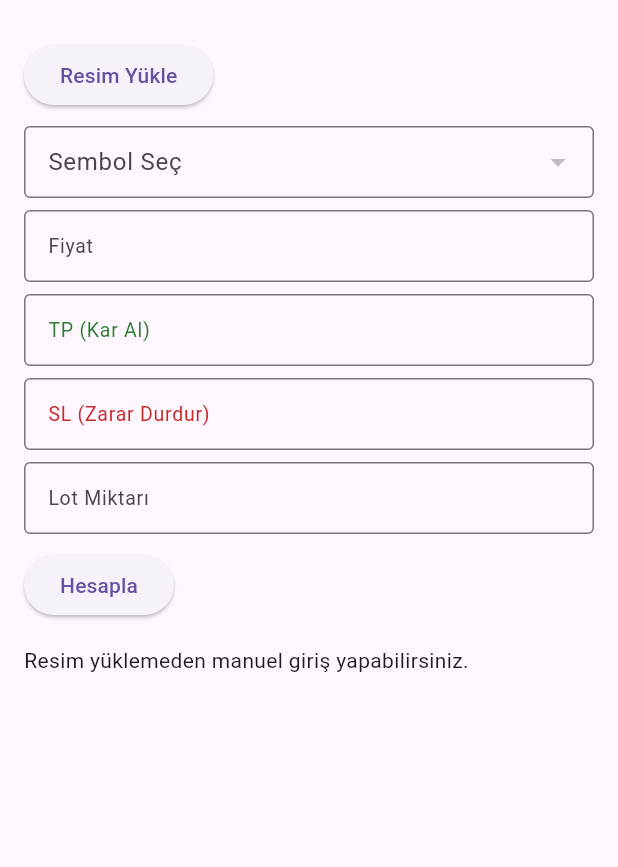
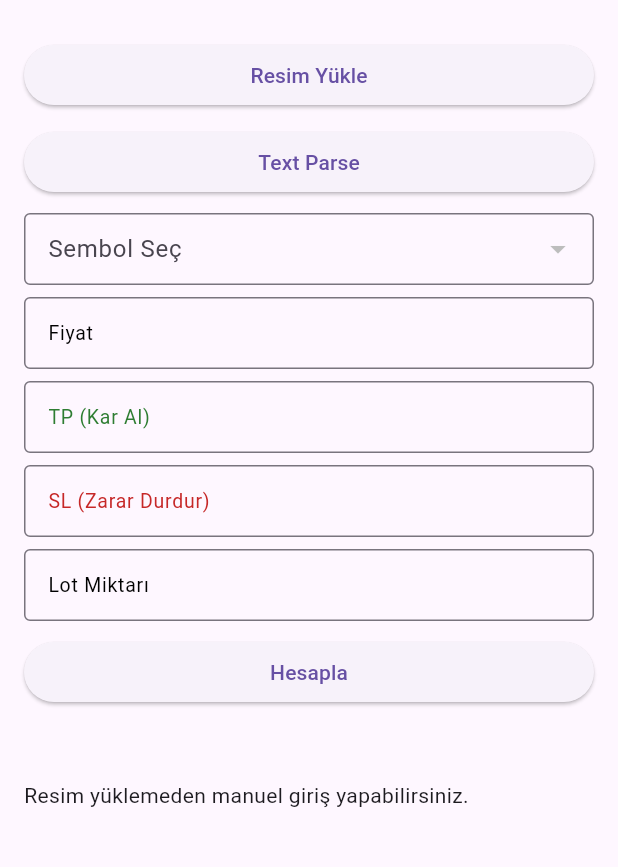
Before and after one commit to ceali007/FxSmartCalculator, a Flutter app: the screen it shows after launch, after a tap on "Hesapla", on a phone screen of 412 x 824 dp, the part 57-924 px from its top. Run offline on Flutter 3.47's test engine with Material 3 defaults, Android fonts, the phone set to English and light mode, and no system bars; our stand-ins replace image_picker.

Commit message:
multiline text parse feature added

```diff
--- a/lib/screens/ocr_screen.dart
+++ b/lib/screens/ocr_screen.dart
@@ -11,6 +11,7 @@ import '../services/calculation_service.dart';
 import '../services/symbol_service.dart';
 import '../utils/ocr_parser.dart';
 import '../utils/parser_helper.dart';
+import '../utils/text_parser_helper.dart';
 
 class OcrScreen extends StatefulWidget {
   @override
@@ -29,7 +30,7 @@ class _OcrScreenState extends State<OcrScreen> {
   SymbolModel? _symbolModel;
   double? _profit;
   double? _loss;
-  List<SymbolModel> _symbols = [];
+  List<SymbolModel> _symbolList = [];
   final ScrollController _scrollController = ScrollController();
 
   @override
@@ -41,7 +42,7 @@ class _OcrScreenState extends State<OcrScreen> {
   Future<void> _loadSymbols() async {
     final symbols = await SymbolService().getAllSymbols();
     setState(() {
-      _symbols = symbols;
+      _symbolList = symbols;
     });
   }
 
@@ -75,16 +76,19 @@ class _OcrScreenState extends State<OcrScreen> {
       );
     });
   }
-
-  void _handleCalculate() {
+  void _handleCalculate() async {
     final lot = double.tryParse(_lotController.text) ?? 0;
     final price = double.tryParse(_priceController.text) ?? 0;
     final tp = double.tryParse(_tpController.text);
     final sl = double.tryParse(_slController.text);
 
-    if (_symbolModel == null || lot == 0 || price == 0) return;
+    if (_symbolModel == null || lot == 0 || price == 0) {
+      print("Eksik veri: Sembol, lot veya fiyat eksik.");
+      return;
+    }
 
-    final result = CalculationService.calculatePnL(
+    try {
+      final result = await CalculationService.calculatePnL(
         symbol: _symbolModel!,
         price: price,
         lot: lot,
@@ -98,7 +102,13 @@ class _OcrScreenState extends State<OcrScreen> {
       });
 
       _showPnLDialog(result);
+    } catch (e) {
+      print("Hesaplama sırasında hata: $e");
     }
+  }
+
+
+
 
   void _showPnLDialog(CalculationResult result) {
     showDialog(
@@ -142,7 +152,7 @@ class _OcrScreenState extends State<OcrScreen> {
           ),
         ),
       ),
-      items: _symbols.map((symbol) {
+      items: _symbolList.map((symbol) {
         return DropdownMenuItem<SymbolModel>(
           value: symbol,
           child: Text(symbol.symbol, style: TextStyle(fontSize: 14)),
@@ -177,6 +187,79 @@ class _OcrScreenState extends State<OcrScreen> {
     );
   }
 
+  Widget _buildTextField(TextEditingController controller, String label, {Color? color}) {
+    return TextField(
+      controller: controller,
+      keyboardType: TextInputType.numberWithOptions(decimal: true),
+      style: TextStyle(fontSize: 14, color: color),
+      decoration: InputDecoration(
+        labelText: label,
+        labelStyle: TextStyle(color: color ?? Colors.black, fontSize: 13),
+        contentPadding: EdgeInsets.symmetric(vertical: 8, horizontal: 12),
+        border: OutlineInputBorder(
+          borderSide: BorderSide(
+            color: Colors.grey.shade400,
+            width: 1.0,
+          ),
+        ),
+      ),
+    );
+  }
+
+  void _showTextParseDialog(BuildContext context) {
+    final TextEditingController _textController = TextEditingController();
+
+    showDialog(
+      context: context,
+      builder: (context) => AlertDialog(
+        title: Text('İşlem Metni Yapıştır'),
+        content: TextField(
+          controller: _textController,
+          maxLines: 10,
+          decoration: InputDecoration(
+            hintText: 'EURUSD SEL\nGIRIS : 1.16772\nSL: 1.17534\nTP: 1.15887',
+            border: OutlineInputBorder(),
+          ),
+        ),
+        actions: [
+          TextButton(
+            onPressed: () {
+              Navigator.of(context).pop(); // Kapat
+            },
+            child: Text('İptal'),
+          ),
+          TextButton(
+            onPressed: () {
+              final parsed = TextParserHelper.parseText(_textController.text);
+
+              // Kontrolleri doldur
+              _priceController.text = parsed['price'] ?? '';
+              _tpController.text = parsed['tp'] ?? '';
+              _slController.text = parsed['sl'] ?? '';
+
+              final parsedSymbol = parsed['symbol'] ?? '';
+              if (parsedSymbol.isNotEmpty) {
+                final matched = _symbolList.firstWhere(
+                      (s) =>
+                  s.symbol == parsedSymbol ||
+                      s.alternativeCodes.contains(parsedSymbol),
+                  orElse: () => _symbolList.first,
+                );
+                setState(() {
+                  _symbolModel = matched;
+                });
+              }
+
+              Navigator.of(context).pop(); // Kapat
+            },
+            child: Text('Parse Et'),
+          ),
+        ],
+      ),
+    );
+  }
+
+
 
   @override
   Widget build(BuildContext context) {
@@ -187,11 +270,8 @@ class _OcrScreenState extends State<OcrScreen> {
           style: TextStyle(fontSize: 16, fontWeight: FontWeight.w500),
         ),
       ),
-      body: SingleChildScrollView(
+      body: ListView(
         padding: const EdgeInsets.symmetric(horizontal: 16.0, vertical: 8.0),
-        controller: _scrollController,
-        child: Column(
-          crossAxisAlignment: CrossAxisAlignment.start,
         children: [
           ElevatedButton(
             onPressed: _getImageAndParseText,
@@ -210,80 +290,27 @@ class _OcrScreenState extends State<OcrScreen> {
               ),
             ),
           SizedBox(height: 10),
+          ElevatedButton(
+            onPressed: () => _showTextParseDialog(context),
+            child: Text('Text Parse'),
+          ),
+          SizedBox(height: 10),
           _buildSymbolDropdown(),
           SizedBox(height: 8),
-            TextField(
-              controller: _priceController,
-              keyboardType: TextInputType.numberWithOptions(decimal: true),
-              style: TextStyle(fontSize: 14),
-              decoration: InputDecoration(
-                labelText: 'Fiyat',
-                labelStyle: TextStyle(fontSize: 13),
-                contentPadding: EdgeInsets.symmetric(vertical: 8, horizontal: 12),
-                border: OutlineInputBorder(
-                  borderSide: BorderSide(
-                    color: Colors.grey.shade400, // Daha açık gri
-                    width: 1.0,
-                  ),
-                ),
-              ),
-            ),
+          _buildTextField(_priceController, 'Fiyat'),
           SizedBox(height: 8),
-            TextField(
-              controller: _tpController,
-              keyboardType: TextInputType.numberWithOptions(decimal: true),
-              style: TextStyle(fontSize: 14, color: Colors.green[800]),
-              decoration: InputDecoration(
-                labelText: 'TP (Kar Al)',
-                labelStyle: TextStyle(color: Colors.green[800], fontSize: 13),
-                contentPadding: EdgeInsets.symmetric(vertical: 8, horizontal: 12),
-                border: OutlineInputBorder(
-                  borderSide: BorderSide(
-                    color: Colors.grey.shade400, // Daha açık gri
-                    width: 1.0,
-                  ),
-                ),
-              ),
-            ),
+          _buildTextField(_tpController, 'TP (Kar Al)', color: Colors.green[800]),
           SizedBox(height: 8),
-            TextField(
-              controller: _slController,
-              keyboardType: TextInputType.numberWithOptions(decimal: true),
-              style: TextStyle(fontSize: 14, color: Colors.red[800]),
-              decoration: InputDecoration(
-                labelText: 'SL (Zarar Durdur)',
-                labelStyle: TextStyle(color: Colors.red[800], fontSize: 13),
-                contentPadding: EdgeInsets.symmetric(vertical: 8, horizontal: 12),
-                border: OutlineInputBorder(
-                  borderSide: BorderSide(
-                    color: Colors.grey.shade400, // Daha açık gri
-                    width: 1.0,
-                  ),
-                ),
-              ),
-            ),
+          _buildTextField(_slController, 'SL (Zarar Durdur)', color: Colors.red[800]),
           SizedBox(height: 8),
-            TextField(
-              controller: _lotController,
-              keyboardType: TextInputType.number,
-              style: TextStyle(fontSize: 14),
-              decoration: InputDecoration(
-                labelText: 'Lot Miktarı',
-                labelStyle: TextStyle(fontSize: 13),
-                contentPadding: EdgeInsets.symmetric(vertical: 8, horizontal: 12),
-                border: OutlineInputBorder(
-                  borderSide: BorderSide(
-                    color: Colors.grey.shade400, // Daha açık gri
-                    width: 1.0,
-                  ),
-                ),
-              ),
-            ),
+          _buildTextField(_lotController, 'Lot Miktarı'),
           SizedBox(height: 10),
           ElevatedButton(
             onPressed: _handleCalculate,
             child: Text('Hesapla'),
           ),
+          SizedBox(height: 32),
+
           if (_parsedData == null && _image == null)
             Padding(
               padding: const EdgeInsets.only(top: 16.0),
@@ -291,7 +318,6 @@ class _OcrScreenState extends State<OcrScreen> {
             ),
         ],
       ),
-      ),
     );
   }
 }
--- /dev/null
+++ b/lib/services/exchange_rate_service.dart
@@ -0,0 +1,21 @@
+import 'dart:convert';
+import 'package:http/http.dart' as http;
+
+class ExchangeRateService {
+  Future<double> getRateToUSD(String currencyCode) async {
+    if (currencyCode.toUpperCase() == 'USD') {
+      return 1.0;
+    }
+
+    final url = Uri.parse('https://api.exchangerate.host/latest?base=$currencyCode&symbols=USD');
+    final response = await http.get(url);
+
+    if (response.statusCode == 200) {
+      final data = json.decode(response.body);
+      final rate = data['rates']['USD'];
+      return rate is double ? rate : double.parse(rate.toString());
+    } else {
+      throw Exception('Kur bilgisi alınamadı: ${response.statusCode}');
+    }
+  }
+}
--- /dev/null
+++ b/lib/utils/text_parser_helper.dart
@@ -0,0 +1,15 @@
+class TextParserHelper {
+  static Map<String, String> parseText(String text) {
+    final symbolRegex = RegExp(r'\b[A-Z]{3,6}\b');
+    final priceRegex = RegExp(r'GIRIS\s*[:：]?\s*([\d.]+)', caseSensitive: false);
+    final slRegex = RegExp(r'SL\s*[:：]?\s*([\d.]+)', caseSensitive: false);
+    final tpRegex = RegExp(r'TP\s*[:：]?\s*([\d.]+)', caseSensitive: false);
+
+    return {
+      'symbol': symbolRegex.firstMatch(text)?.group(0) ?? '',
+      'price': priceRegex.firstMatch(text)?.group(1) ?? '',
+      'sl': slRegex.firstMatch(text)?.group(1) ?? '',
+      'tp': tpRegex.firstMatch(text)?.group(1) ?? '',
+    };
+  }
+}
--- a/pubspec.yaml
+++ b/pubspec.yaml
@@ -44,6 +44,8 @@ dependencies:
   cupertino_icons: ^1.0.8
 
   collection: ^1.17.2
+
+  http: ^0.13.6
 
 
 dev_dependencies:
```
Also changed, not shown: lib/services/calculation_service.dart (+17 -16 lines), pubspec.lock. Lines whose indentation alone changed are shown as unchanged.
